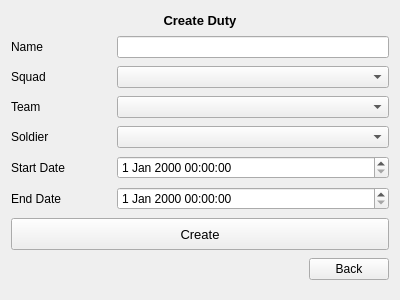
First picture: the form in Views/createdutyview.ui, repository MehmetHY/MilitaryOutpostManagement-Qt5, before the edit.
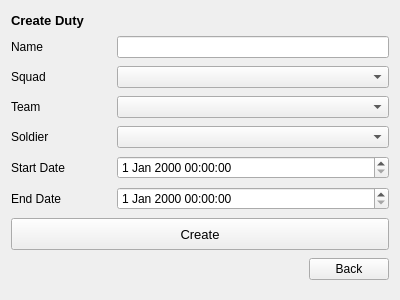
Second picture: the form after the edit.

Commit message: rearranged create soldier and squad ui

Patch:
```diff
--- a/Views/createdutyview.ui
+++ b/Views/createdutyview.ui
@@ -251,7 +251,7 @@
       <string>Create Duty</string>
      </property>
      <property name="alignment">
-      <set>Qt::AlignCenter</set>
+      <set>Qt::AlignLeading|Qt::AlignLeft|Qt::AlignVCenter</set>
      </property>
     </widget>
    </item>
```
The commit also changes 3 other files.
